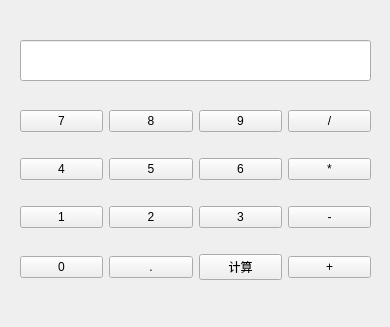
This is calculator.ui in SunnyProdefi/PySide6 as Qt 5 draws it before an edit. The edited form follows.
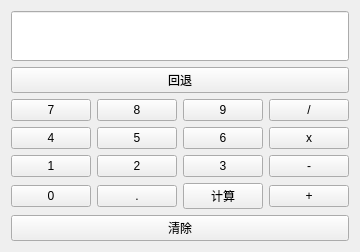
This is the edited form.

Commit message: 添加初始项目文件，包括计算器、登录窗口和信号槽示例

Patch:
```diff
--- a/calculator.ui
+++ b/calculator.ui
@@ -6,65 +6,43 @@
    <rect>
     <x>0</x>
     <y>0</y>
-    <width>390</width>
-    <height>327</height>
+    <width>338</width>
+    <height>193</height>
    </rect>
   </property>
   <property name="windowTitle">
    <string>Form</string>
   </property>
+  <layout class="QVBoxLayout" name="verticalLayout">
+   <item>
   <widget class="QLineEdit" name="lineEdit">
-   <property name="geometry">
-    <rect>
-     <x>20</x>
-     <y>40</y>
-     <width>351</width>
-     <height>41</height>
-    </rect>
-   </property>
-  </widget>
-  <widget class="QWidget" name="">
-   <property name="geometry">
-    <rect>
-     <x>20</x>
-     <y>90</y>
-     <width>351</width>
-     <height>211</height>
-    </rect>
-   </property>
+     <property name="minimumSize">
+      <size>
+       <width>0</width>
+       <height>50</height>
+      </size>
+     </property>
+     <property name="maximumSize">
+      <size>
+       <width>16777215</width>
+       <height>16777215</height>
+      </size>
+     </property>
+    </widget>
+   </item>
+   <item>
+    <widget class="QPushButton" name="pushButton_back">
+     <property name="text">
+      <string>回退</string>
+     </property>
+    </widget>
+   </item>
+   <item>
    <layout class="QGridLayout" name="gridLayout">
-    <item row="0" column="0">
-     <widget class="QPushButton" name="pushButton">
+     <item row="2" column="3">
+      <widget class="QPushButton" name="pushButton_sub">
       <property name="text">
-       <string>7</string>
-      </property>
-     </widget>
-    </item>
-    <item row="0" column="1">
-     <widget class="QPushButton" name="pushButton_2">
-      <property name="text">
-       <string>8</string>
-      </property>
-     </widget>
-    </item>
-    <item row="0" column="2">
-     <widget class="QPushButton" name="pushButton_3">
-      <property name="text">
-       <string>9</string>
-      </property>
-     </widget>
-    </item>
-    <item row="0" column="3">
-     <widget class="QPushButton" name="pushButton_13">
-      <property name="text">
-       <string>/</string>
-      </property>
-     </widget>
-    </item>
-    <item row="1" column="0">
-     <widget class="QPushButton" name="pushButton_4">
-      <property name="text">
-       <string>4</string>
+        <string>-</string>
       </property>
      </widget>
     </item>
@@ -75,6 +53,41 @@
       </property>
      </widget>
     </item>
+     <item row="1" column="3">
+      <widget class="QPushButton" name="pushButton_mul">
+       <property name="text">
+        <string>x</string>
+       </property>
+      </widget>
+     </item>
+     <item row="0" column="3">
+      <widget class="QPushButton" name="pushButton_div">
+       <property name="text">
+        <string>/</string>
+       </property>
+      </widget>
+     </item>
+     <item row="3" column="2">
+      <widget class="QPushButton" name="pushButton_enter">
+       <property name="text">
+        <string>计算</string>
+       </property>
+      </widget>
+     </item>
+     <item row="0" column="2">
+      <widget class="QPushButton" name="pushButton_9">
+       <property name="text">
+        <string>9</string>
+       </property>
+      </widget>
+     </item>
+     <item row="0" column="0">
+      <widget class="QPushButton" name="pushButton_7">
+       <property name="text">
+        <string>7</string>
+       </property>
+      </widget>
+     </item>
     <item row="1" column="2">
      <widget class="QPushButton" name="pushButton_6">
       <property name="text">
@@ -82,62 +95,34 @@
       </property>
      </widget>
     </item>
-    <item row="1" column="3">
-     <widget class="QPushButton" name="pushButton_14">
+     <item row="3" column="1">
+      <widget class="QPushButton" name="pushButton_dot">
       <property name="text">
-       <string>*</string>
+        <string>.</string>
       </property>
      </widget>
     </item>
-    <item row="2" column="0">
-     <widget class="QPushButton" name="pushButton_7">
-      <property name="text">
-       <string>1</string>
-      </property>
-     </widget>
-    </item>
-    <item row="2" column="1">
+     <item row="0" column="1">
      <widget class="QPushButton" name="pushButton_8">
       <property name="text">
+        <string>8</string>
+       </property>
+      </widget>
+     </item>
+     <item row="2" column="1">
+      <widget class="QPushButton" name="pushButton_2">
+       <property name="text">
        <string>2</string>
       </property>
      </widget>
     </item>
     <item row="2" column="2">
-     <widget class="QPushButton" name="pushButton_9">
+      <widget class="QPushButton" name="pushButton_3">
       <property name="text">
        <string>3</string>
       </property>
      </widget>
     </item>
-    <item row="2" column="3">
-     <widget class="QPushButton" name="pushButton_15">
-      <property name="text">
-       <string>-</string>
-      </property>
-     </widget>
-    </item>
-    <item row="3" column="0">
-     <widget class="QPushButton" name="pushButton_10">
-      <property name="text">
-       <string>0</string>
-      </property>
-     </widget>
-    </item>
-    <item row="3" column="1">
-     <widget class="QPushButton" name="pushButton_11">
-      <property name="text">
-       <string>.</string>
-      </property>
-     </widget>
-    </item>
-    <item row="3" column="2">
-     <widget class="QPushButton" name="pushButton_12">
-      <property name="text">
-       <string>计算</string>
-      </property>
-     </widget>
-    </item>
     <item row="3" column="3">
      <widget class="QPushButton" name="pushButton_16">
       <property name="text">
@@ -145,8 +130,37 @@
       </property>
      </widget>
     </item>
-   </layout>
-  </widget>
+     <item row="3" column="0">
+      <widget class="QPushButton" name="pushButton_0">
+       <property name="text">
+        <string>0</string>
+       </property>
+      </widget>
+     </item>
+     <item row="1" column="0">
+      <widget class="QPushButton" name="pushButton_4">
+       <property name="text">
+        <string>4</string>
+       </property>
+      </widget>
+     </item>
+     <item row="2" column="0">
+      <widget class="QPushButton" name="pushButton_1">
+       <property name="text">
+        <string>1</string>
+       </property>
+      </widget>
+     </item>
+    </layout>
+   </item>
+   <item>
+    <widget class="QPushButton" name="pushButton_clear">
+     <property name="text">
+      <string>清除</string>
+     </property>
+    </widget>
+   </item>
+  </layout>
  </widget>
  <resources/>
  <connections/>
```
Left out of the diff: 2 changed lines with no effect on the pictures. Lines whose indentation alone changed are shown as unchanged. The commit also changes 23 other files.
